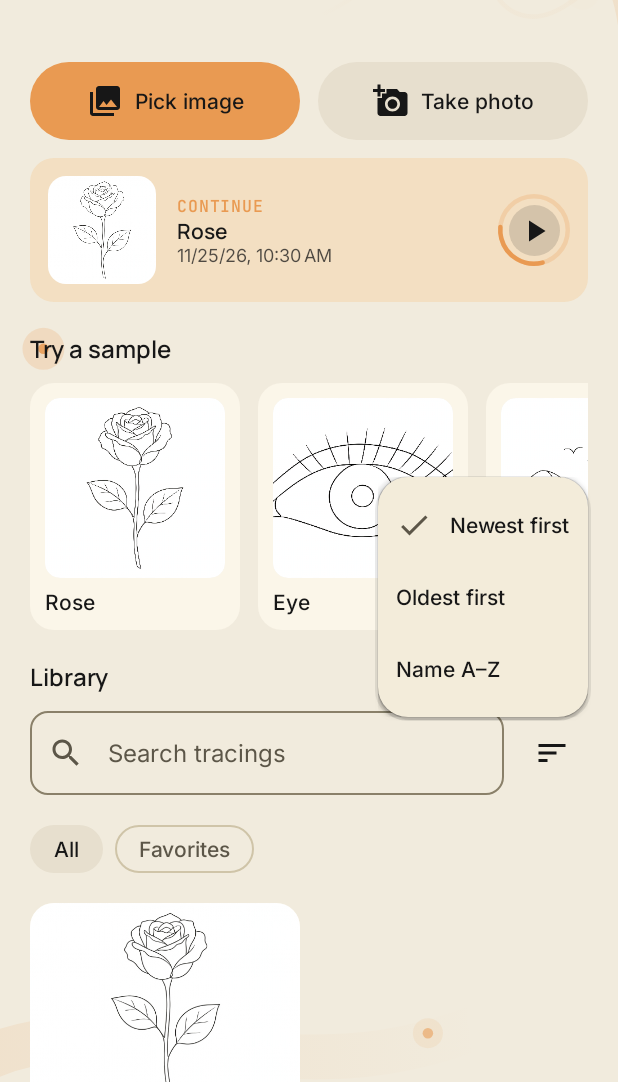
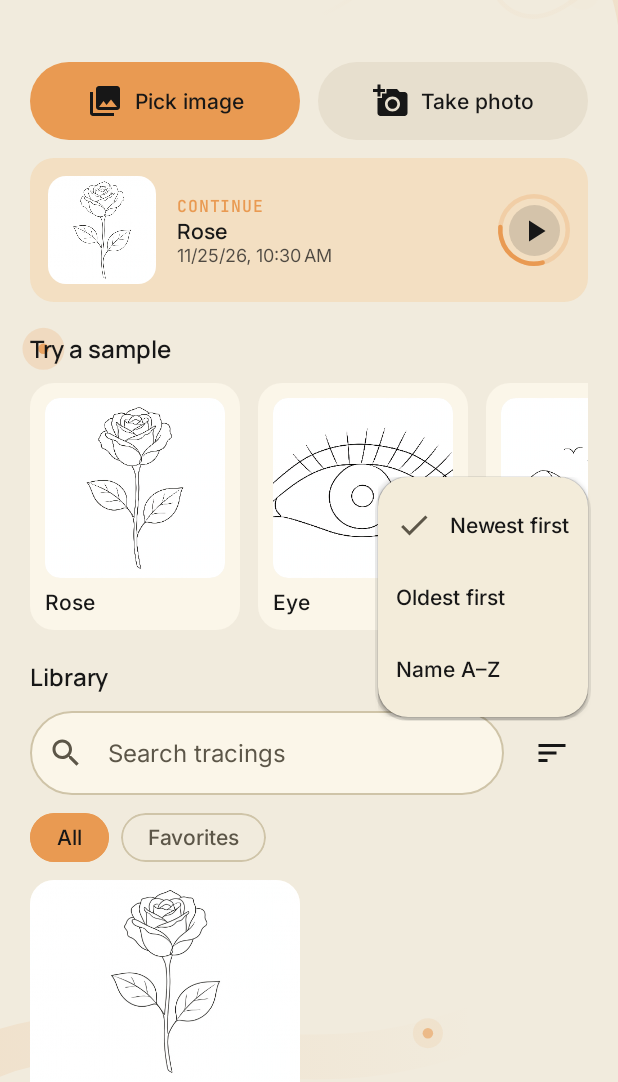
Before and after one commit to alekslime/Picasso, an Android app built with Jetpack Compose: the HomeScreen screen opened through its navigation route, after a tap on "Sort", on a phone screen of 412 x 824 dp, the part 154-1236 px from its top. Run offline under Robolectric (Android 15) with nearby library versions, the phone set to English and light mode, and no system bars; our stand-ins replace AdMob, Dagger/Hilt's generated code, Room's generated code; libraries missing offline, so code that uses them is left out: com.google.ads.mediation.

Commit message:
Home: pill filters and rounded search field

```diff
--- a/app/src/main/java/app/picasso/tracer/ui/home/HomeScreen.kt
+++ b/app/src/main/java/app/picasso/tracer/ui/home/HomeScreen.kt
@@ -5,6 +5,8 @@ import androidx.activity.compose.rememberLauncherForActivityResult
 import androidx.activity.result.PickVisualMediaRequest
 import androidx.activity.result.contract.ActivityResultContracts
 import androidx.compose.foundation.background
+import androidx.compose.foundation.border
+import androidx.compose.foundation.clickable
 import androidx.compose.foundation.layout.Arrangement
 import androidx.compose.foundation.layout.Box
 import androidx.compose.foundation.layout.Column
@@ -46,13 +48,13 @@ import androidx.compose.material3.DropdownMenu
 import androidx.compose.material3.DropdownMenuItem
 import androidx.compose.material3.ExperimentalMaterial3Api
 import androidx.compose.material3.FilledTonalIconButton
-import androidx.compose.material3.FilterChip
 import androidx.compose.material3.FilledTonalButton
 import androidx.compose.material3.Icon
 import androidx.compose.material3.IconButton
 import androidx.compose.material3.IconButtonDefaults
 import androidx.compose.material3.MaterialTheme
 import androidx.compose.material3.OutlinedTextField
+import androidx.compose.material3.OutlinedTextFieldDefaults
 import androidx.compose.material3.Scaffold
 import androidx.compose.material3.SnackbarHost
 import androidx.compose.material3.SnackbarHostState
@@ -302,7 +304,13 @@ fun HomeScreen(
                                 }
                             },
                             singleLine = true,
-                            shape = RoundedCornerShape(12.dp),
+                            shape = CircleShape,
+                            colors = OutlinedTextFieldDefaults.colors(
+                                focusedContainerColor = MaterialTheme.colorScheme.surfaceContainerLow,
+                                unfocusedContainerColor = MaterialTheme.colorScheme.surfaceContainerLow,
+                                focusedBorderColor = MaterialTheme.colorScheme.primary,
+                                unfocusedBorderColor = MaterialTheme.colorScheme.outlineVariant,
+                            ),
                             modifier = Modifier.weight(1f),
                         )
                         SortMenu(sort = sort, onSort = viewModel::setSort)
@@ -310,15 +318,15 @@ fun HomeScreen(
                 }
                 item(span = { GridItemSpan(maxLineSpan) }) {
                     Row(horizontalArrangement = Arrangement.spacedBy(8.dp), modifier = Modifier.entrance(6)) {
-                        FilterChip(
+                        FilterPill(
+                            label = stringResource(R.string.filter_all),
                             selected = !favoritesOnly,
                             onClick = { viewModel.setFavoritesOnly(false) },
-                            label = { Text(stringResource(R.string.filter_all)) },
                         )
-                        FilterChip(
+                        FilterPill(
+                            label = stringResource(R.string.filter_favorites),
                             selected = favoritesOnly,
                             onClick = { viewModel.setFavoritesOnly(true) },
-                            label = { Text(stringResource(R.string.filter_favorites)) },
                         )
                     }
                 }
@@ -569,6 +577,32 @@ private fun SampleCard(
                 overflow = TextOverflow.Ellipsis,
             )
         }
+    }
+}
+
+/** Rounded pill filter: Ochre fill when selected, hairline outline otherwise. Colours cross-fade. */
+@Composable
+private fun FilterPill(label: String, selected: Boolean, onClick: () -> Unit) {
+    val container by animateColorAsState(
+        if (selected) MaterialTheme.colorScheme.primary else Color.Transparent,
+        tween(200),
+        label = "pillContainer",
+    )
+    val content by animateColorAsState(
+        if (selected) MaterialTheme.colorScheme.onPrimary else MaterialTheme.colorScheme.onSurfaceVariant,
+        tween(200),
+        label = "pillContent",
+    )
+    val outline = if (selected) MaterialTheme.colorScheme.primary else MaterialTheme.colorScheme.outlineVariant
+    Box(
+        modifier = Modifier
+            .clip(CircleShape)
+            .background(container)
+            .border(1.dp, outline, CircleShape)
+            .clickable(onClick = onClick)
+            .padding(horizontal = 18.dp, vertical = 8.dp),
+    ) {
+        Text(label, style = MaterialTheme.typography.labelLarge, color = content)
     }
 }
 
```
